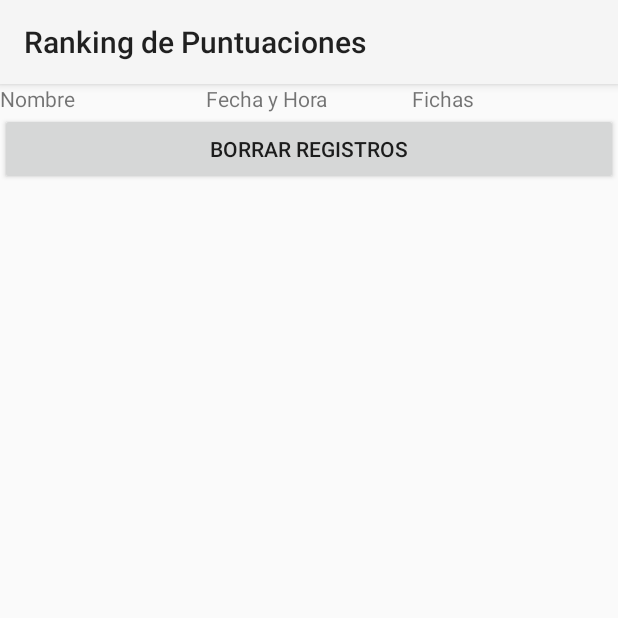
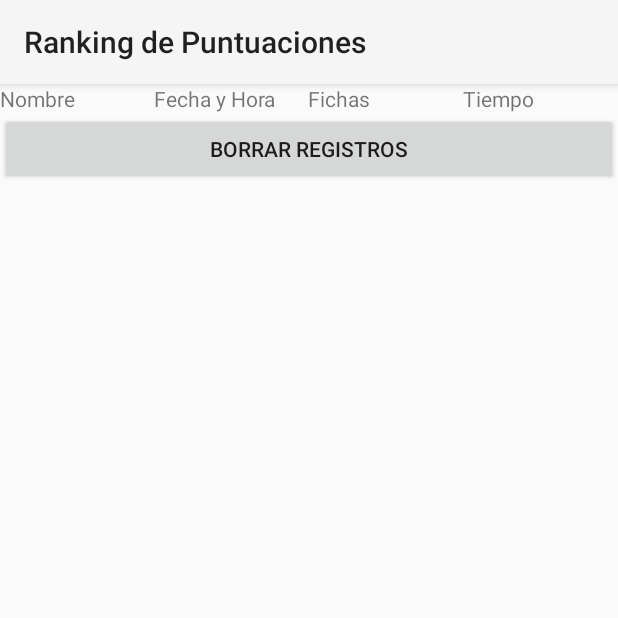
Before and after one commit to Gabehh/solitario_celta_android, an Android app: the screen it shows after launch (History), in the options menu, after a tap on "Mejores Resultados", on a phone screen of 412 x 824 dp, the top half of it. Run offline under Robolectric (Android 15) with nearby library versions, the phone set to English and light mode, and no system bars.

Commit message:
Opción Cronómetro.

```diff
--- a/app/src/main/java/es/upm/miw/SolitarioCelta/AlertDialogRestart.java
+++ b/app/src/main/java/es/upm/miw/SolitarioCelta/AlertDialogRestart.java
@@ -5,6 +5,7 @@ import android.app.Dialog;
 import android.app.DialogFragment;
 import android.content.DialogInterface;
 import android.os.Bundle;
+import android.os.SystemClock;
 
 
 public class AlertDialogRestart extends DialogFragment {
@@ -22,6 +23,9 @@ public class AlertDialogRestart extends DialogFragment {
                             @Override
                             public void onClick(DialogInterface dialog, int which) {
                                 main.miJuego.reiniciar();
+                                main.chronometer.stop();
+                                main.chronometer.setBase(SystemClock.elapsedRealtime());
+                                main.isRunning = false;
                                 main.mostrarTablero();
                             }
                         }
--- a/app/src/main/java/es/upm/miw/SolitarioCelta/DBManager.java
+++ b/app/src/main/java/es/upm/miw/SolitarioCelta/DBManager.java
@@ -24,7 +24,8 @@ public class DBManager extends SQLiteOpenHelper {
                 + JuegoContract.JuegoEntry.COL_NAME_ID + " INTEGER PRIMARY KEY AUTOINCREMENT, "
                 + JuegoContract.JuegoEntry.COL_NAME_NOMBRE      + " TEXT, "
                 + JuegoContract.JuegoEntry.COL_FICHAS + " INTEGER,"
-                + JuegoContract.JuegoEntry.COL_DATE     + " TEXT)";
+                + JuegoContract.JuegoEntry.COL_DATE     + " TEXT,"
+                + JuegoContract.JuegoEntry.COL_CHRON + " TEXT)";
         db.execSQL(query);
     }
 
@@ -41,15 +42,16 @@ public class DBManager extends SQLiteOpenHelper {
         cv.put(JuegoContract.JuegoEntry.COL_NAME_NOMBRE, puntuacion.getName());
         cv.put(JuegoContract.JuegoEntry.COL_FICHAS, puntuacion.getFichas());
         cv.put(JuegoContract.JuegoEntry.COL_DATE,puntuacion.getDate());
+        cv.put(JuegoContract.JuegoEntry.COL_CHRON,puntuacion.getChronometer());
         return db.insert(JuegoContract.JuegoEntry.TABLE_NAME, null, cv);
     }
 
 
     public ArrayList<Puntuacion> GetAll() {
-        String consultaSQL = "SELECT * FROM " + JuegoContract.JuegoEntry.TABLE_NAME + " ORDER BY " + JuegoContract.JuegoEntry.COL_FICHAS;
+        String query = "SELECT * FROM " + JuegoContract.JuegoEntry.TABLE_NAME + " ORDER BY " + JuegoContract.JuegoEntry.COL_FICHAS;
         ArrayList<Puntuacion> listScore = new ArrayList<>();
         SQLiteDatabase db = this.getReadableDatabase();
-        Cursor cursor = db.rawQuery(consultaSQL, null);
+        Cursor cursor = db.rawQuery(query, null);
 
         if (cursor.moveToFirst()) {
             while (!cursor.isAfterLast()) {
@@ -58,6 +60,7 @@ public class DBManager extends SQLiteOpenHelper {
                 score.setName(cursor.getString(cursor.getColumnIndex(JuegoContract.JuegoEntry.COL_NAME_NOMBRE)));
                 score.setFichas(cursor.getInt(cursor.getColumnIndex(JuegoContract.JuegoEntry.COL_FICHAS)));
                 score.setDate(cursor.getString(cursor.getColumnIndex(JuegoContract.JuegoEntry.COL_DATE)));
+                score.setChronometer(cursor.getString(cursor.getColumnIndex(JuegoContract.JuegoEntry.COL_CHRON)));
                 listScore.add(score);
                 cursor.moveToNext();
             }
--- a/app/src/main/java/es/upm/miw/SolitarioCelta/JuegoContract.java
+++ b/app/src/main/java/es/upm/miw/SolitarioCelta/JuegoContract.java
@@ -4,10 +4,11 @@ import android.provider.BaseColumns;
 
 public final class JuegoContract {
     public static class JuegoEntry implements BaseColumns {
-        public static final String TABLE_NAME = "puntuacion";
+        public static final String TABLE_NAME = "scores";
         public static final String COL_NAME_ID = BaseColumns._ID;
         public static final String COL_NAME_NOMBRE = "nombre";
         public static final String COL_FICHAS = "fichas";
         public static final String COL_DATE     = "date";
+        public static final String COL_CHRON     = "chron";
     }
 }
--- a/app/src/main/java/es/upm/miw/SolitarioCelta/PuntuacionAdapter.java
+++ b/app/src/main/java/es/upm/miw/SolitarioCelta/PuntuacionAdapter.java
@@ -38,8 +38,10 @@ public class PuntuacionAdapter extends ArrayAdapter {
             tvNombre.setText(puntuacion.getName());
             TextView tvTamanio = convertView.findViewById(R.id.tvDate);
             tvTamanio.setText(String.valueOf(puntuacion.getDate()));
-            TextView tvPrecio = convertView.findViewById(R.id.tvFichas);
-            tvPrecio.setText(String.valueOf(puntuacion.getFichas()));
+            TextView tvtFicha = convertView.findViewById(R.id.tvFichas);
+            tvtFicha.setText("  " +String.valueOf(puntuacion.getFichas()));
+            TextView tvTiempo = convertView.findViewById(R.id.tvTiempo);
+            tvTiempo.setText(String.valueOf(puntuacion.getChronometer()));
         }
         return convertView;
     }
--- a/app/src/main/res/layout/list_score.xml
+++ b/app/src/main/res/layout/list_score.xml
@@ -26,4 +26,10 @@
         android:layout_height="wrap_content"
         android:layout_weight="2" />
 
+    <TextView
+        android:id="@+id/tvTiempo"
+        android:layout_width="0dp"
+        android:layout_height="wrap_content"
+        android:layout_weight="2" />
+
 </LinearLayout>
--- a/app/src/main/res/layout/score.xml
+++ b/app/src/main/res/layout/score.xml
@@ -13,23 +13,30 @@
             android:layout_width="0dp"
             android:layout_height="wrap_content"
             android:layout_weight="2"
-            android:text="Nombre" />
+            android:text="@string/gridName" />
 
         <TextView
             android:id="@+id/textView"
             android:layout_width="0dp"
             android:layout_height="wrap_content"
             android:layout_weight="2"
-            android:text="Fecha y Hora" />
+            android:text="@string/gridHour" />
 
         <TextView
             android:id="@+id/textView3"
             android:layout_width="0dp"
             android:layout_height="wrap_content"
             android:layout_weight="2"
-            android:text="Fichas" />
+            android:text="@string/gridFichas" />
 
-    </LinearLayout>
+        <TextView
+            android:id="@+id/textView4"
+            android:layout_width="0dp"
+            android:layout_height="wrap_content"
+            android:layout_weight="2"
+            android:text="@string/gridTime" />
+
+    </LinearLayout>k
 
     <ListView
         android:id="@+id/lvListScore"
--- a/app/src/main/res/values/strings.xml
+++ b/app/src/main/res/values/strings.xml
@@ -76,6 +76,11 @@
     <!--Contador-->
     <string name="nameContador">Número de fichas:</string>
 
+    <!--Grid-->
+    <string name="gridName">Nombre</string>
+    <string name="gridHour">Fecha y Hora</string>
+    <string name="gridFichas">Fichas</string>
+    <string name="gridTime">Tiempo</string>
 
 
 </resources>
```
Also changed, not shown: app/src/main/java/es/upm/miw/SolitarioCelta/MainActivity.java (+28 -1 lines), app/src/main/java/es/upm/miw/SolitarioCelta/Puntuacion.java (+7 -1 lines), app/src/main/res/layout/activity_main.xml (+15 -0 lines).
